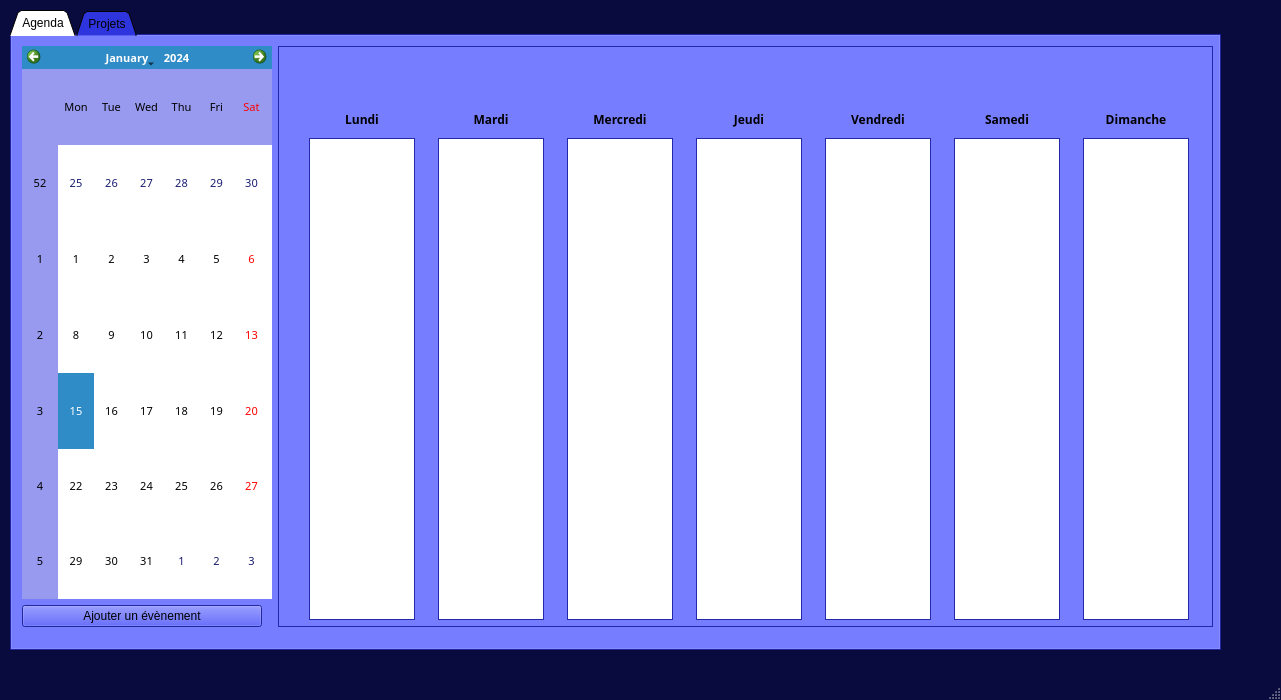
sowlosc/ProjectCalendar, file src/mainwindow.ui: the form before one commit.
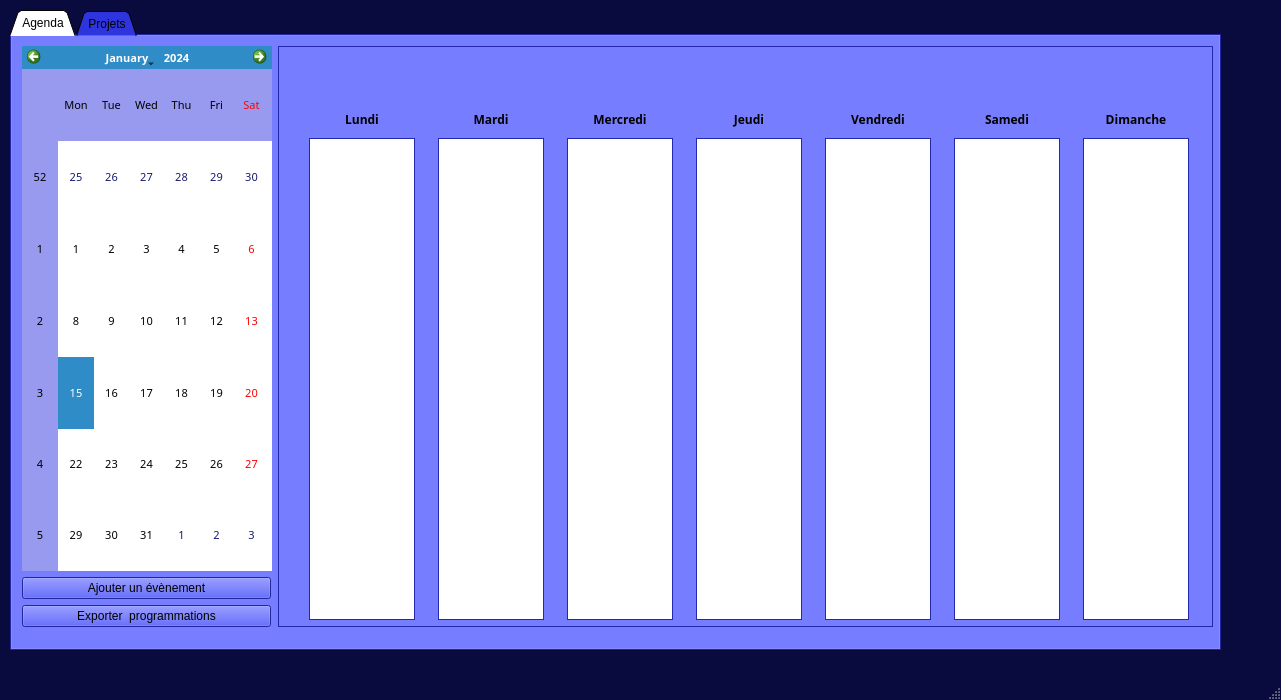
The form after the commit. The open tabs and pages were chosen to show the change.

Commit message: ajout export par semaine

```diff
--- a/src/mainwindow.ui
+++ b/src/mainwindow.ui
@@ -962,13 +962,13 @@
            </property>
            <property name="minimumSize">
             <size>
-             <width>240</width>
+             <width>249</width>
              <height>0</height>
             </size>
            </property>
            <property name="maximumSize">
             <size>
-             <width>200</width>
+             <width>249</width>
              <height>16777215</height>
             </size>
            </property>
@@ -986,6 +986,25 @@
            </property>
           </widget>
          </item>
+         <item>
+          <widget class="QPushButton" name="Bouton_exporter_programmations_semaine">
+           <property name="minimumSize">
+            <size>
+             <width>249</width>
+             <height>0</height>
+            </size>
+           </property>
+           <property name="maximumSize">
+            <size>
+             <width>249</width>
+             <height>16777215</height>
+            </size>
+           </property>
+           <property name="text">
+            <string>Exporter  programmations</string>
+           </property>
+          </widget>
+         </item>
         </layout>
        </item>
        <item>
```
Left out of the diff: 2 changed lines with no effect on the pictures. The commit also changes 138 other files.
